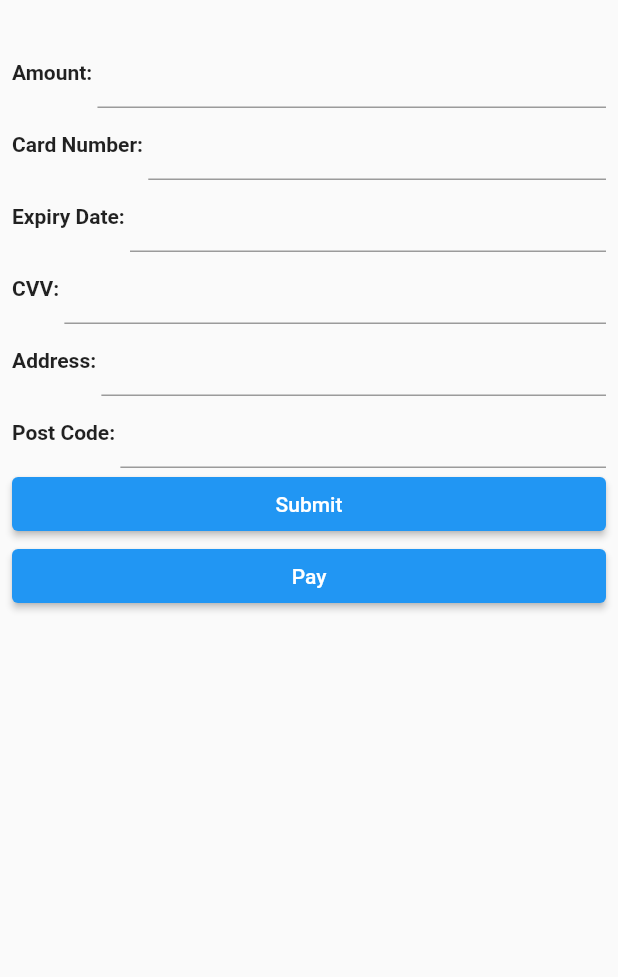
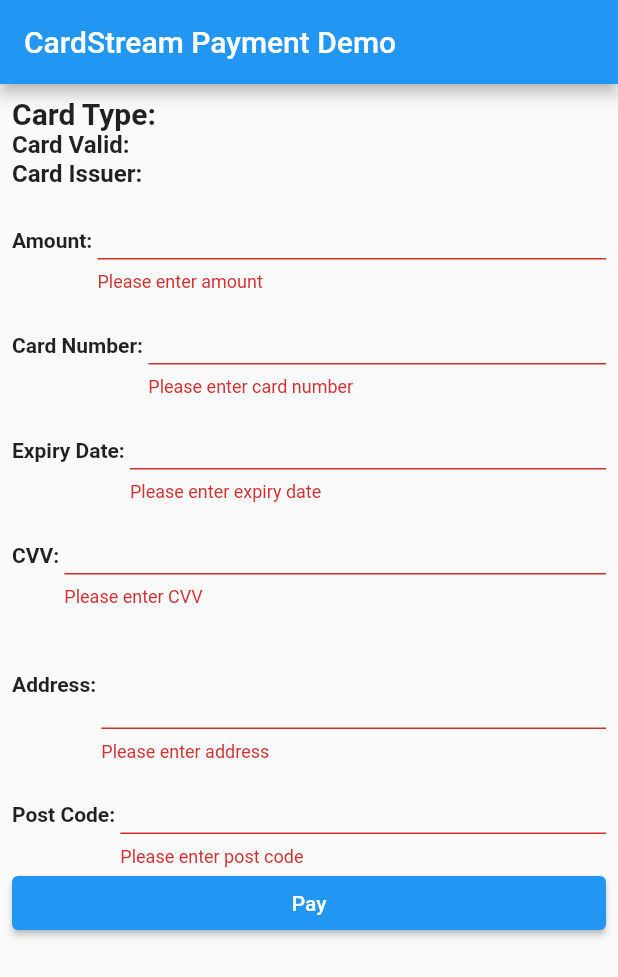
Before and after one commit to smjxpro/flutter_cardstream_demo, a Flutter app: the screen it shows after launch, after a tap on "Pay", on a phone screen of 412 x 824 dp. Shown: the top 977 px of the screen. Run offline on Flutter 3.47's test engine with Material 2 defaults, Android fonts, the phone set to English and light mode, and no system bars.

Commit message:
integrated form with payment gateway

```diff
--- a/lib/main.dart
+++ b/lib/main.dart
@@ -44,8 +44,6 @@
   static const platform = const MethodChannel('payment');
 
   Future<void> _makePayment() async {
-    Map<String, String> result;
-
     Map<String, String> args = HashMap();
 
     args['amount'] = paymentInfo.amount;
@@ -90,6 +88,9 @@
   Widget build(BuildContext context) {
     return Scaffold(
       key: _scaffoldKey,
+      appBar: AppBar(
+        title: Text("CardStream Payment Demo"),
+      ),
       body: SafeArea(
         child: Padding(
           padding: EdgeInsets.all(8),
@@ -99,7 +100,35 @@
               width: double.infinity,
               child: ListView(
                 children: [
-                  Text(_result != null ? _result["cardScheme"] : ""),
+                  Text(
+                    _result != null
+                        ? "Card Type: " + _result["cardType"]
+                        : "Card Type: " + "",
+                    style: TextStyle(
+                      fontSize: 20,
+                      fontWeight: FontWeight.bold,
+                    ),
+                  ),
+                  Text(
+                    _result != null
+                        ? "Card Valid: " + _result["cardNumberValid"]
+                        : "Card Valid: " + "",
+                    style: TextStyle(
+                      fontSize: 16,
+                      fontWeight: FontWeight.bold,
+                    ),
+                  ),
+                  Text(
+                    _result != null
+                        ? "Card Issuer: " + _result["cardIssuer"]
+                        : "Card Issuer: " + "",
+                    style: TextStyle(
+                      fontSize: 16,
+                      fontWeight: FontWeight.bold,
+                    ),
+                  ),
+                  // Text(_result != null ? _result.toString() : ""),
+
                   Row(
                     children: [
                       Text(
@@ -134,7 +163,7 @@
                       ),
                       Expanded(
                         child: TextFormField(
-                          keyboardType: TextInputType.text,
+                          keyboardType: TextInputType.number,
                           validator: (value) {
                             if (value.isEmpty) {
                               return 'Please enter card number';
@@ -206,7 +235,9 @@
                       ),
                       Expanded(
                         child: TextFormField(
-                          keyboardType: TextInputType.streetAddress,
+                          keyboardType: TextInputType.multiline,
+                          minLines: 3,
+                          maxLines: 3,
                           validator: (value) {
                             if (value.isEmpty) {
                               return 'Please enter address';
@@ -230,7 +261,7 @@
                       ),
                       Expanded(
                         child: TextFormField(
-                          keyboardType: TextInputType.number,
+                          keyboardType: TextInputType.text,
                           validator: (value) {
                             if (value.isEmpty) {
                               return 'Please enter post code';
@@ -263,9 +294,9 @@
                         _makePayment();
                       }
                     },
-                    child: Text('Submit'),
+                    child: Text('Pay'),
                   ),
-                  ElevatedButton(onPressed: _makePayment, child: Text('Pay'))
+                  // ElevatedButton(onPressed: _makePayment, child: Text('Pay'))
                 ],
               ),
             ),
```
Also changed, not shown: 2 other files.
